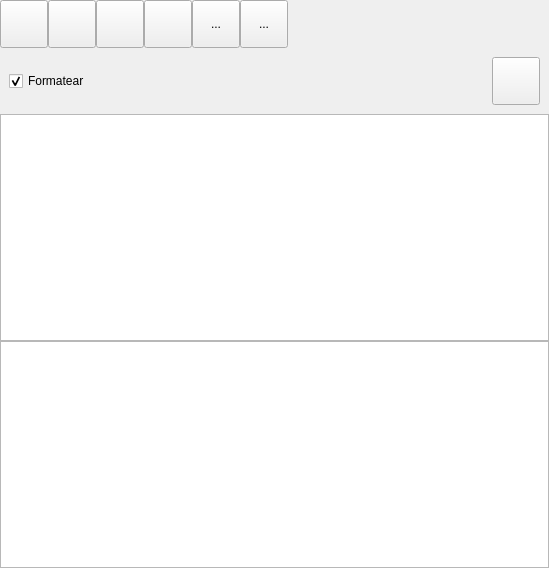
Before: the Qt Designer form bulmages/bulmatpv/plugins/pluginbt_ticket/mticketbase.ui in eboladev/Bulmages-1, drawn with Qt 5.
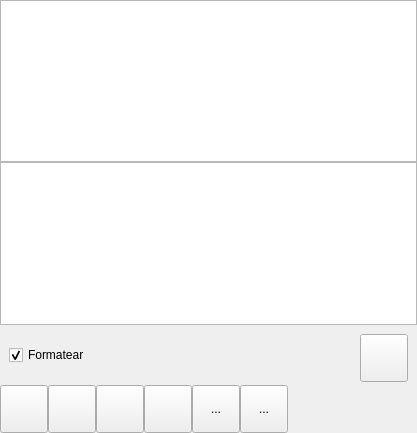
After: the same form once the commit is applied. Icons and pictures are not drawn.

Commit message:
- Hago que el tecladonumerico pueda estirarse un poco en horizontal. - Recoloco las botoneras de los tickets abajo, porque en la pantalla   tactil se pasa la mano por delante y no se ve lo que estas haciendo.
*********************************
*          Todo-Redes           *
*        C/.Begonia, 12         *
*   07010 Palma de Mallorca.    *
*      Tel: +34-971499071       *
*   http://www.todo-redes.com   *
*  comercial(en)todo-redes.com  *
*********************************

The edit to the form file:
```diff
--- a/bulmages/bulmatpv/plugins/pluginbt_ticket/mticketbase.ui
+++ b/bulmages/bulmatpv/plugins/pluginbt_ticket/mticketbase.ui
@@ -6,8 +6,8 @@
    <rect>
     <x>0</x>
     <y>0</y>
-    <width>549</width>
-    <height>568</height>
+    <width>417</width>
+    <height>433</height>
    </rect>
   </property>
   <property name="minimumSize">
@@ -26,6 +26,80 @@
    <property name="margin">
     <number>0</number>
    </property>
+   <item>
+    <widget class="QTextBrowser" name="mui_browser">
+     <property name="focusPolicy">
+      <enum>Qt::NoFocus</enum>
+     </property>
+    </widget>
+   </item>
+   <item>
+    <widget class="QTextBrowser" name="mui_plainText"/>
+   </item>
+   <item>
+    <widget class="QFrame" name="mui_frame">
+     <property name="minimumSize">
+      <size>
+       <width>60</width>
+       <height>60</height>
+      </size>
+     </property>
+     <layout class="QHBoxLayout" name="horizontalLayout_2">
+      <item>
+       <widget class="QCheckBox" name="mui_formatear">
+        <property name="text">
+         <string>Formatear</string>
+        </property>
+        <property name="checked">
+         <bool>true</bool>
+        </property>
+       </widget>
+      </item>
+      <item>
+       <spacer name="horizontalSpacer_2">
+        <property name="orientation">
+         <enum>Qt::Horizontal</enum>
+        </property>
+        <property name="sizeHint" stdset="0">
+         <size>
+          <width>68</width>
+          <height>20</height>
+         </size>
+        </property>
+       </spacer>
+      </item>
+      <item>
+       <widget class="QPushButton" name="mui_borrarticket">
+        <property name="minimumSize">
+         <size>
+          <width>48</width>
+          <height>48</height>
+         </size>
+        </property>
+        <property name="maximumSize">
+         <size>
+          <width>48</width>
+          <height>48</height>
+         </size>
+        </property>
+        <property name="text">
+         <string/>
+        </property>
+        <property name="icon">
+         <iconset resource="../../../bulmages.qrc">
+          <normaloff>:/Images/edit-delete.png</normaloff>:/Images/edit-delete.png</iconset>
+        </property>
+        <property name="iconSize">
+         <size>
+          <width>48</width>
+          <height>48</height>
+         </size>
+        </property>
+       </widget>
+      </item>
+     </layout>
+    </widget>
+   </item>
    <item>
     <widget class="QFrame" name="frame">
      <property name="frameShape">
@@ -295,80 +369,6 @@
      </layout>
     </widget>
    </item>
-   <item>
-    <widget class="QFrame" name="mui_frame">
-     <property name="minimumSize">
-      <size>
-       <width>60</width>
-       <height>60</height>
-      </size>
-     </property>
-     <layout class="QHBoxLayout" name="horizontalLayout_2">
-      <item>
-       <widget class="QCheckBox" name="mui_formatear">
-        <property name="text">
-         <string>Formatear</string>
-        </property>
-        <property name="checked">
-         <bool>true</bool>
-        </property>
-       </widget>
-      </item>
-      <item>
-       <spacer name="horizontalSpacer_2">
-        <property name="orientation">
-         <enum>Qt::Horizontal</enum>
-        </property>
-        <property name="sizeHint" stdset="0">
-         <size>
-          <width>68</width>
-          <height>20</height>
-         </size>
-        </property>
-       </spacer>
-      </item>
-      <item>
-       <widget class="QPushButton" name="mui_borrarticket">
-        <property name="minimumSize">
-         <size>
-          <width>48</width>
-          <height>48</height>
-         </size>
-        </property>
-        <property name="maximumSize">
-         <size>
-          <width>48</width>
-          <height>48</height>
-         </size>
-        </property>
-        <property name="text">
-         <string/>
-        </property>
-        <property name="icon">
-         <iconset resource="../../../bulmages.qrc">
-          <normaloff>:/Images/edit-delete.png</normaloff>:/Images/edit-delete.png</iconset>
-        </property>
-        <property name="iconSize">
-         <size>
-          <width>48</width>
-          <height>48</height>
-         </size>
-        </property>
-       </widget>
-      </item>
-     </layout>
-    </widget>
-   </item>
-   <item>
-    <widget class="QTextBrowser" name="mui_browser">
-     <property name="focusPolicy">
-      <enum>Qt::NoFocus</enum>
-     </property>
-    </widget>
-   </item>
-   <item>
-    <widget class="QTextBrowser" name="mui_plainText"/>
-   </item>
   </layout>
  </widget>
  <resources>
```
The commit also changes 2 other files.
